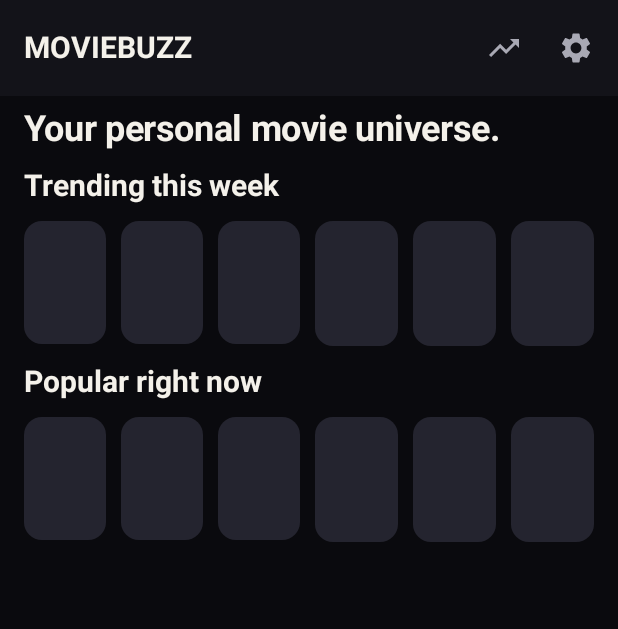
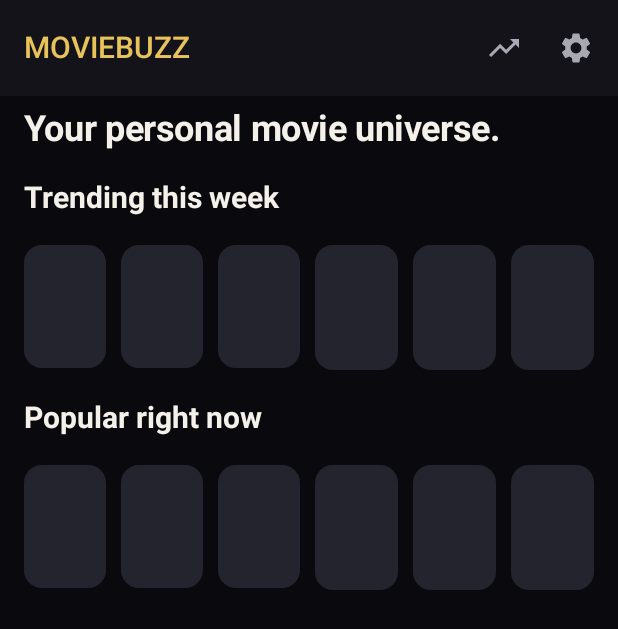
Before and after one commit to debam7156-blip/moviebuzz, an Android app built with Jetpack Compose: the composable HomeScreen shown on its own in the app's theme, on a phone screen of 412 x 824 dp. Shown: the top 629 px of the screen. Run offline under Robolectric (Android 15) with nearby library versions, the phone set to English and light mode, and no system bars; libraries missing offline, so code that uses them is left out: com.jakewharton.retrofit2; 2 statements that could not run were skipped.

Commit message:
style(home): cinematic branding header, gold title, wider section rhythm\n\n- Branded MOVIEBUZZ wordmark in the top bar (gold, wide tracking, headline style)\n  instead of a default black title.\n- Section spacing widened to 20dp with poster rows kept at 124dp card width\n  for a consistent, curated collection feel.

```diff
--- a/app/src/main/java/com/moviebuzz/app/ui/screens/HomeScreen.kt
+++ b/app/src/main/java/com/moviebuzz/app/ui/screens/HomeScreen.kt
@@ -1,20 +1,20 @@
 package com.moviebuzz.app.ui.screens
 
 import androidx.compose.foundation.layout.Arrangement
+import androidx.compose.foundation.layout.Column
 import androidx.compose.foundation.layout.PaddingValues
+import androidx.compose.foundation.layout.Spacer
+import androidx.compose.foundation.layout.fillMaxSize
+import androidx.compose.foundation.layout.fillMaxWidth
+import androidx.compose.foundation.layout.height
 import androidx.compose.foundation.layout.padding
 import androidx.compose.foundation.lazy.LazyColumn
 import androidx.compose.foundation.lazy.LazyListScope
 import androidx.compose.foundation.lazy.LazyRow
 import androidx.compose.foundation.lazy.items
-import androidx.compose.foundation.layout.Column
-import androidx.compose.foundation.layout.Spacer
-import androidx.compose.foundation.layout.fillMaxSize
-import androidx.compose.foundation.layout.fillMaxWidth
-import androidx.compose.foundation.layout.height
 import androidx.compose.material.icons.Icons
+import androidx.compose.material.icons.automirrored.filled.TrendingUp
 import androidx.compose.material.icons.filled.Settings
-import androidx.compose.material.icons.automirrored.filled.TrendingUp
 import androidx.compose.material3.Icon
 import androidx.compose.material3.IconButton
 import androidx.compose.material3.MaterialTheme
@@ -25,6 +25,7 @@ import androidx.compose.runtime.Composable
 import androidx.compose.runtime.collectAsState
 import androidx.compose.runtime.getValue
 import androidx.compose.ui.Modifier
+import androidx.compose.ui.text.style.TextOverflow
 import androidx.compose.ui.unit.dp
 import androidx.lifecycle.viewmodel.compose.viewModel
 import androidx.navigation.NavController
@@ -46,7 +47,16 @@ fun HomeScreen(
     Scaffold(
         topBar = {
             TopAppBar(
-                title = { Text("MOVIEBUZZ") },
+                title = {
+                    Text(
+                        "MOVIEBUZZ",
+                        style = MaterialTheme.typography.headlineSmall,
+                        letterSpacing = 1.sp,
+                        color = MaterialTheme.colorScheme.primary,
+                        maxLines = 1,
+                        overflow = TextOverflow.Ellipsis
+                    )
+                },
                 actions = {
                     IconButton(onClick = { navController.navigate(Routes.STATS) }) {
                         Icon(Icons.AutoMirrored.Filled.TrendingUp, contentDescription = "Statistics")
@@ -61,11 +71,14 @@ fun HomeScreen(
         LazyColumn(
             modifier = Modifier.fillMaxSize().padding(padding),
             contentPadding = PaddingValues(vertical = 8.dp),
-            verticalArrangement = Arrangement.spacedBy(12.dp)
+            verticalArrangement = Arrangement.spacedBy(20.dp)
         ) {
             item {
                 Column(Modifier.padding(horizontal = 16.dp)) {
-                    Text("Your personal movie universe.", style = MaterialTheme.typography.headlineMedium)
+                    Text(
+                        "Your personal movie universe.",
+                        style = MaterialTheme.typography.headlineMedium
+                    )
                     if (!ui.loading && ui.error != null) {
                         Spacer(Modifier.height(4.dp))
                         Text(
@@ -126,7 +139,8 @@ private fun LazyListScope.FeedSection(
                     year = movie.year?.toString() ?: "",
                     posterUrl = TmdbImages.posterUrl(movie.posterPath),
                     rating = movie.tmdbVoteAverage?.let { "%.1f".format(it) },
-                    onClick = { navController.navigate(Routes.movieDetail(movie.id)) }
+                    onClick = { navController.navigate(Routes.movieDetail(movie.id)) },
+                    modifier = Modifier.width(124.dp)
                 )
             }
         }
```
